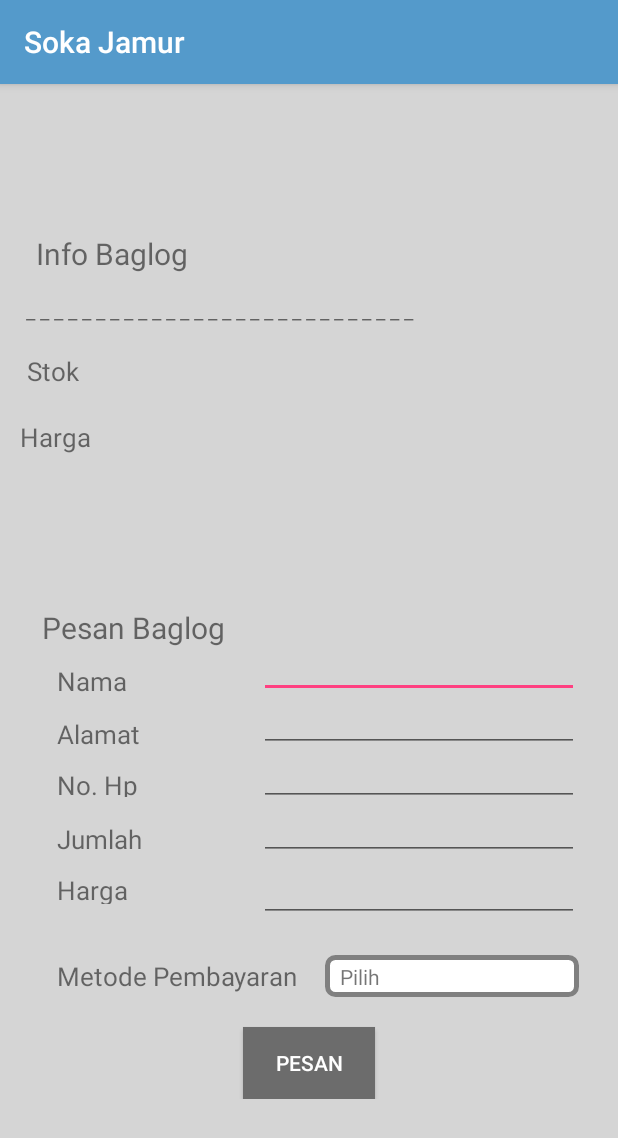
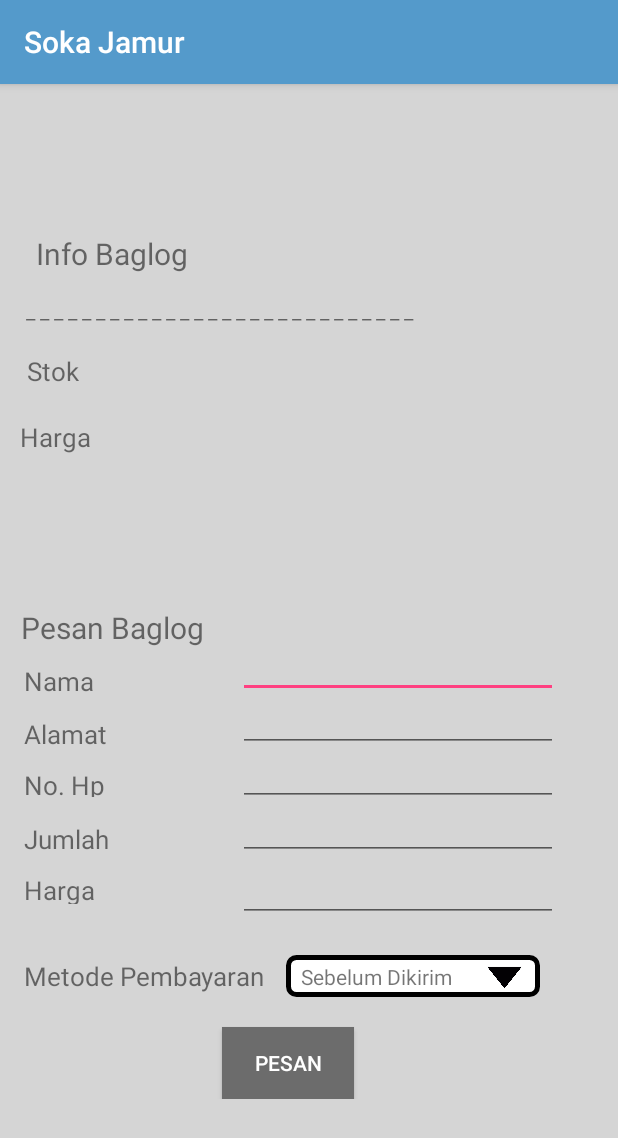
Before and after one commit to SokaJamur/Soka, an Android app: the InfoBaglog screen opened directly, with no data from a screen before it, on a phone screen of 412 x 824 dp. Shown: the top 1138 px of the screen. Run offline under Robolectric (Android 15) with nearby library versions, the phone set to English and light mode, and no system bars; Roboto replaces fonts that are not available here.

Commit message:
dropdown tapi sek fullscreen

```diff
--- a/SokaJamur/app/src/main/res/drawable/border_style.xml
+++ b/SokaJamur/app/src/main/res/drawable/border_style.xml
@@ -2,7 +2,7 @@
 <shape xmlns:android="http://schemas.android.com/apk/res/android" android:shape="rectangle">
     <stroke
         android:width="3dp"
-        android:color="#ff808080"/>
+        android:color="#FF000000"/>
     <corners
         android:radius="5dp"/>
     <padding
--- a/SokaJamur/app/src/main/res/layout/activity_info_baglog.xml
+++ b/SokaJamur/app/src/main/res/layout/activity_info_baglog.xml
@@ -58,7 +58,7 @@
             android:layout_height="wrap_content"
             android:layout_marginBottom="20dp"
             android:layout_marginEnd="323dp"
-            android:layout_marginStart="17dp"
+            android:layout_marginStart="16dp"
             android:fontFamily="@font/skranji"
             android:text="Stok"
             android:textSize="17sp"
@@ -93,6 +93,7 @@
         android:layout_marginTop="8dp"
         app:layout_constraintBottom_toBottomOf="parent"
         app:layout_constraintEnd_toEndOf="parent"
+        app:layout_constraintHorizontal_bias="0.0"
         app:layout_constraintStart_toStartOf="parent"
         app:layout_constraintTop_toBottomOf="@+id/constraintLayout4">
 
@@ -173,7 +174,7 @@
             android:layout_width="wrap_content"
             android:layout_height="22dp"
             android:layout_marginBottom="13dp"
-            android:layout_marginStart="16dp"
+            android:layout_marginStart="8dp"
             android:fontFamily="@font/skranji"
             android:text="Nama"
             android:textSize="17sp"
@@ -186,7 +187,7 @@
             android:layout_height="wrap_content"
             android:layout_marginBottom="10dp"
             android:layout_marginEnd="8dp"
-            android:layout_marginStart="16dp"
+            android:layout_marginStart="8dp"
             android:fontFamily="@font/skranji"
             android:text="Alamat"
             android:textSize="17sp"
@@ -201,7 +202,7 @@
             android:layout_height="20dp"
             android:layout_marginBottom="16dp"
             android:layout_marginEnd="8dp"
-            android:layout_marginStart="16dp"
+            android:layout_marginStart="8dp"
             android:fontFamily="@font/skranji"
             android:text="No. Hp"
             android:textSize="17sp"
@@ -216,7 +217,7 @@
             android:layout_height="20dp"
             android:layout_marginBottom="14dp"
             android:layout_marginEnd="8dp"
-            android:layout_marginStart="16dp"
+            android:layout_marginStart="8dp"
             android:fontFamily="@font/skranji"
             android:text="Jumlah"
             android:textSize="17sp"
@@ -230,7 +231,7 @@
             android:layout_width="wrap_content"
             android:layout_height="21dp"
             android:layout_marginBottom="36dp"
-            android:layout_marginStart="16dp"
+            android:layout_marginStart="8dp"
             android:fontFamily="@font/skranji"
             android:text="Harga"
             android:textSize="17sp"
@@ -243,7 +244,7 @@
             android:layout_height="30dp"
             android:layout_marginBottom="16dp"
             android:layout_marginEnd="8dp"
-            android:layout_marginStart="16dp"
+            android:layout_marginStart="8dp"
             android:fontFamily="@font/skranji"
             android:text="Metode Pembayaran"
             android:textSize="17sp"
@@ -260,10 +261,25 @@
             android:layout_alignParentStart="true"
             android:layout_alignParentTop="true"
             android:layout_marginBottom="20dp"
-            android:layout_marginEnd="4dp"
+            android:layout_marginEnd="16dp"
             android:background="@drawable/border_style"
             app:layout_constraintBottom_toTopOf="@+id/btPilih2"
             app:layout_constraintEnd_toEndOf="parent" />
+
+        <ImageView
+            android:id="@+id/imageView2"
+            android:layout_width="23dp"
+            android:layout_height="51dp"
+            android:layout_marginEnd="8dp"
+            android:layout_marginStart="8dp"
+            android:layout_marginTop="8dp"
+            app:layout_constraintBottom_toBottomOf="@+id/cbBox2"
+            app:layout_constraintEnd_toEndOf="@+id/cbBox2"
+            app:layout_constraintHorizontal_bias="0.969"
+            app:layout_constraintStart_toStartOf="@+id/cbBox2"
+            app:layout_constraintTop_toTopOf="@+id/cbBox2"
+            app:layout_constraintVertical_bias="0.612"
+            app:srcCompat="@drawable/logo_cbox" />
 
         <Button
             android:id="@+id/btPilih2"
@@ -271,8 +287,8 @@
             android:layout_height="wrap_content"
             android:layout_below="@+id/cbBox"
             android:layout_centerHorizontal="true"
-            android:layout_marginEnd="8dp"
-            android:layout_marginStart="8dp"
+            android:layout_marginEnd="16dp"
+            android:layout_marginStart="16dp"
             android:background="#6c6c6c"
             android:onClick="klikPilih2"
             android:text="Pesan"
@@ -281,5 +297,6 @@
             app:layout_constraintEnd_toEndOf="parent"
             app:layout_constraintStart_toStartOf="parent"
             tools:ignore="OnClick" />
+
     </android.support.constraint.ConstraintLayout>
 </android.support.constraint.ConstraintLayout>
--- a/SokaJamur/app/src/main/res/layout/item_spin.xml
+++ b/SokaJamur/app/src/main/res/layout/item_spin.xml
@@ -5,7 +5,7 @@
 
     <TextView
         android:id="@+id/txItemSpin"
-        android:layout_width="394dp"
+        android:layout_width="167dp"
         android:layout_height="46dp"
         android:layout_weight="1"
         android:text="TextView" />
--- a/SokaJamur/app/src/main/res/values/strings.xml
+++ b/SokaJamur/app/src/main/res/values/strings.xml
@@ -14,16 +14,14 @@
 
     <string name="spinner">Spinner</string>
     <string-array name="pilihan_menu">
-        <item>Pilih</item>
-        <item>Sebelum Barang Dikirim</item>
-        <item>Setelah Barang Dikirim</item>
+        <item>Sebelum Dikirim</item>
+        <item>Setelah Dikirim</item>
     </string-array>
 
     <string name="spinner2">Spinner2</string>
     <string-array name="pilihan_menu2">
-        <item>Pilih</item>
-        <item>Sebelum Barang Dikirim</item>
-        <item>Setelah Barang Dikirim</item>
+        <item>Sebelum Dikirim</item>
+        <item>Setelah Dikirim</item>
     </string-array>
     <string name="title_activity_home_admin">HomeAdmin</string>
 
```
Also changed, not shown: SokaJamur/app/src/main/res/layout/activity_info_jamur.xml (+22 -5 lines), SokaJamur/app/src/main/res/drawable/logo_cbox.png (added).
